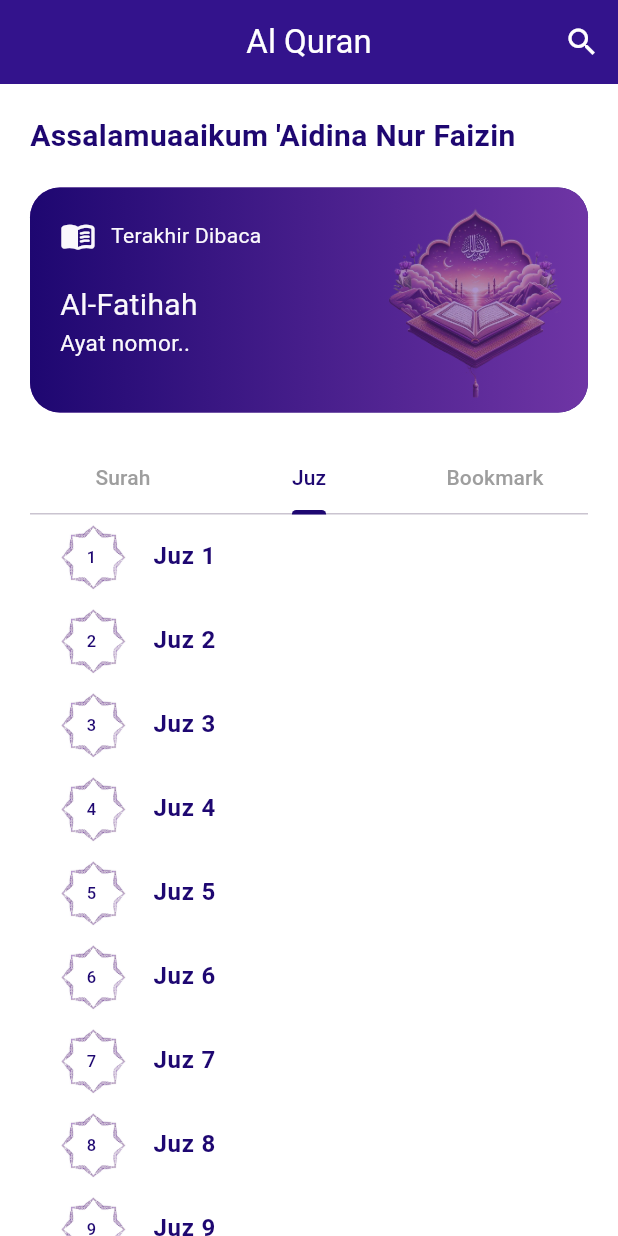
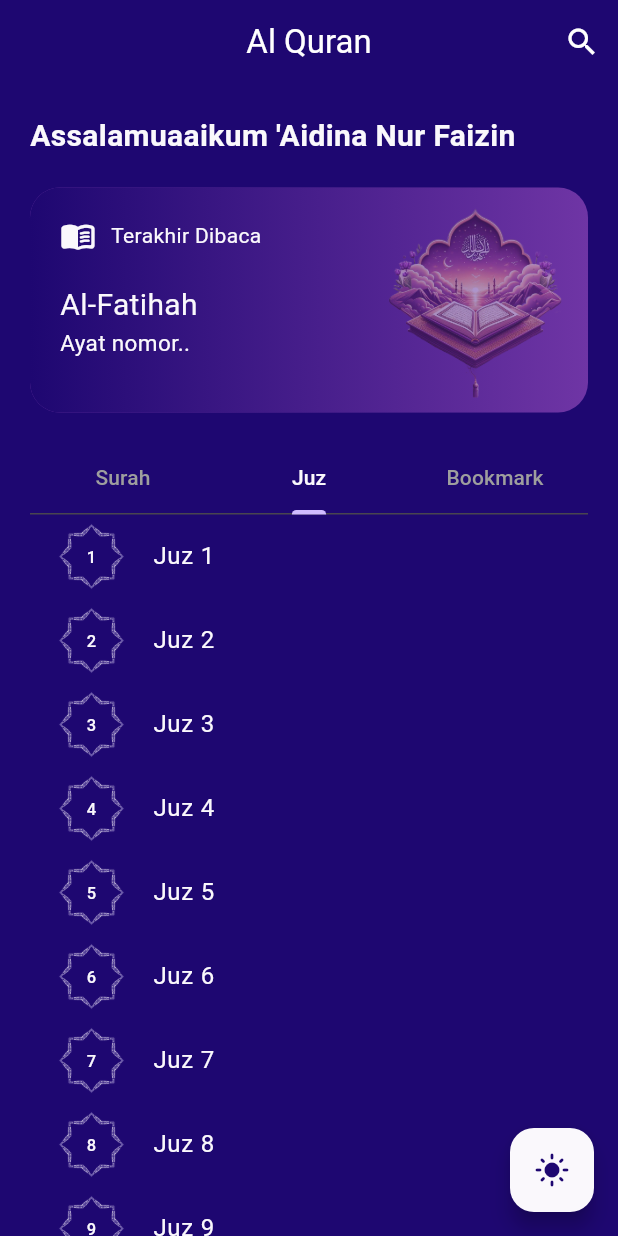
Before and after one commit to renggadiansa/Al-Quran, a Flutter app: the screen it shows after launch, tab 2 chosen, on a phone screen of 412 x 824 dp. Run offline on Flutter 3.47's test engine with Material 3 defaults, Android fonts, the phone set to English and light mode, and no system bars; our stand-ins replace get, lottie; network calls fail.

Commit message:
change theme

```diff
--- a/lib/app/constants/color.dart
+++ b/lib/app/constants/color.dart
@@ -13,20 +13,36 @@ const appWhite = Color(0xFFFAF8FC);
 const appOrange = Color(0xFFE6704A);
 
 ThemeData themeLight = ThemeData(
-  brightness: Brightness.light,
+    brightness: Brightness.light,
+    floatingActionButtonTheme:
+        FloatingActionButtonThemeData(backgroundColor: appPurple),
     scaffoldBackgroundColor: Colors.white,
     primaryColor: appPurple,
     appBarTheme: AppBarTheme(
       elevation: 4,
       backgroundColor: appPurple,
     ),
-     textTheme: TextTheme(
+    textTheme: TextTheme(
       bodyText1: TextStyle(color: appPurpleDark1),
       bodyText2: TextStyle(color: appPurpleDark1),
-    ));
+    ),
+    listTileTheme: ListTileThemeData(
+      textColor: appPurpleDark1,
+    ),
+    tabBarTheme: TabBarTheme(
+        labelColor: appPurpleDark1,
+        unselectedLabelColor: Colors.grey,
+
+        //  indicatorColor: appPurpleDark1,
+        //             labelColor: Get.isDarkMode ? appWhite : appPurpleDark1,
+        //             unselectedLabelColor: Colors.grey,
+
+        ));
 
 ThemeData temeDark = ThemeData(
-  brightness: Brightness.dark,
+    brightness: Brightness.dark,
+    floatingActionButtonTheme:
+        FloatingActionButtonThemeData(backgroundColor: appWhite),
     scaffoldBackgroundColor: appPurpleDark1,
     primaryColor: appPurpleLight2,
     appBarTheme: AppBarTheme(
@@ -36,4 +52,16 @@ ThemeData temeDark = ThemeData(
     textTheme: TextTheme(
       bodyText1: TextStyle(color: appWhite),
       bodyText2: TextStyle(color: appWhite),
-    ));
+    ),
+    listTileTheme: ListTileThemeData(
+      textColor: appWhite,
+    ),
+    tabBarTheme: TabBarTheme(
+        labelColor: appWhite,
+        unselectedLabelColor: Colors.grey,
+
+        //  indicatorColor: appPurpleDark1,
+        //             labelColor: Get.isDarkMode ? appWhite : appPurpleDark1,
+        //             unselectedLabelColor: Colors.grey,
+
+        ));
--- a/lib/app/modules/home/controllers/home_controller.dart
+++ b/lib/app/modules/home/controllers/home_controller.dart
@@ -5,6 +5,7 @@ import 'package:get/get.dart';
 import 'package:http/http.dart' as http;
 
 class HomeController extends GetxController {
+  RxBool isDark = false.obs;
   Future<List<Surah>> getAllSurah() async {
     Uri url = Uri.parse("https://api.quran.gading.dev/surah");
     var res = await http.get(url);
--- a/lib/app/modules/home/views/home_view.dart
+++ b/lib/app/modules/home/views/home_view.dart
@@ -11,6 +11,9 @@ class HomeView extends GetView<HomeController> {
   const HomeView({Key? key}) : super(key: key);
   @override
   Widget build(BuildContext context) {
+    if (Get.isDarkMode) {
+      controller.isDark.value = true;
+    }
     return Scaffold(
       appBar: AppBar(
         title: const Text(
@@ -136,11 +139,7 @@ class HomeView extends GetView<HomeController> {
               SizedBox(
                 height: 20,
               ),
-              TabBar(
-                  indicatorColor: appPurpleDark1,
-                  labelColor: Get.isDarkMode ? appWhite : appPurpleDark1,
-                  unselectedLabelColor: Colors.grey,
-                  tabs: [
+              TabBar(tabs: [
                 Tab(
                   text: "Surah",
                 ),
@@ -181,12 +180,13 @@ class HomeView extends GetView<HomeController> {
                                   Get.toNamed(Routes.DETAIL_SURAH,
                                       arguments: surah);
                                 },
-                                leading: Container(
+                                leading: Obx(() => Container(
                                       height: 50,
                                       width: 50,
                                       decoration: BoxDecoration(
                                         image: DecorationImage(
-                                      image: AssetImage(Get.isDarkMode
+                                          image: AssetImage(controller
+                                                  .isDark.isTrue
                                               ? "assets/images/octagonal_dark.png"
                                               : "assets/images/octagonal.png"),
                                         ),
@@ -194,30 +194,34 @@ class HomeView extends GetView<HomeController> {
                                       child: Center(
                                           child: Text(
                                         "${surah.number}",
-                                    style: TextStyle(
-                                      color: Get.isDarkMode
-                                          ? appWhite
-                                          : appPurpleDark1,
-                                    ),
+                                        // style: TextStyle(
+                                        //   color: Get.isDarkMode
+                                        //       ? appWhite
+                                        //       : appPurpleDark1,
+                                        // ),
                                       )),
-                                ),
+                                    )),
                                 title: Text(
                                   "Surah ${surah.name?.transliteration?.id ?? 'Error'}",
-                                  style: TextStyle(
-                                      fontWeight: FontWeight.bold,
-                                      color: Get.isDarkMode
-                                          ? appWhite
-                                          : appPurpleDark1),
+                                  // style: TextStyle(
+                                  //     fontWeight: FontWeight.bold,
+                                  //     color: Get.isDarkMode
+                                  //         ? appWhite
+                                  //         : appPurpleDark1),
                                 ),
                                 subtitle: Text(
-                                    "${surah.numberOfVerses} ayat | ${surah.revelation?.id ?? 'Error'}"),
+                                  "${surah.numberOfVerses} ayat | ${surah.revelation?.id ?? 'Error'}",
+                                  style: TextStyle(
+                                    color: Colors.grey,
+                                  ),
+                                ),
                                 trailing: Text(
                                   "${surah.name?.short ?? 'Error'}",
-                                  style: TextStyle(
-                                    color: Get.isDarkMode
-                                        ? appWhite
-                                        : appPurpleDark1,
-                                  ),
+                                  // style: TextStyle(
+                                  //   color: Get.isDarkMode
+                                  //       ? appWhite
+                                  //       : appPurpleDark1,
+                                  // ),
                                 ),
                               );
                             });
@@ -231,28 +235,30 @@ class HomeView extends GetView<HomeController> {
                               // Get.toNamed(Routes.DETAIL_SURAH,
                               //     arguments: surah);
                             },
-                            leading: Container(
+                            leading: Obx(
+                              () => Container(
                                   height: 50,
                                   width: 50,
                                   decoration: BoxDecoration(
                                     image: DecorationImage(
-                                  image:
-                                      AssetImage("assets/images/octagonal.png"),
+                                      image: AssetImage(controller.isDark.isTrue
+                                          ? "assets/images/octagonal_dark.png"
+                                          : "assets/images/octagonal.png"),
                                     ),
                                   ),
                                   child: Center(
                                       child: Text(
                                     "${index + 1}",
-                                style: TextStyle(
-                                  color: appPurpleDark1,
-                                ),
-                              )),
+                                    // style: TextStyle(
+                                    //   color: appPurpleDark1,
+                                    // ),
+                                  ))),
                             ),
                             title: Text(
                               "Juz ${index + 1}",
-                              style: TextStyle(
-                                  fontWeight: FontWeight.bold,
-                                  color: appPurpleDark1),
+                              // style: TextStyle(
+                              //     fontWeight: FontWeight.bold,
+                              //     color: appPurpleDark1),
                             ));
                       },
                     ),
@@ -266,6 +272,25 @@ class HomeView extends GetView<HomeController> {
           ),
         ),
       ),
+      floatingActionButton: FloatingActionButton(
+        onPressed: () {
+          Get.isDarkMode
+              ? Get.changeTheme(themeLight)
+              : Get.changeTheme(temeDark);
+          controller.isDark.value = !controller.isDark.value;
+        },
+        child: Obx(
+          () => controller.isDark.isTrue
+              ? Icon(
+                  Icons.light_mode,
+                   color: controller.isDark.isTrue ? appPurpleDark1 : appWhite,
+                )
+              : Icon(
+                  Icons.dark_mode,
+                  color: controller.isDark.isTrue ? appPurpleDark1 : appWhite,
+                ),
+        ),
+      ),
     );
   }
 }
--- a/lib/main.dart
+++ b/lib/main.dart
@@ -9,8 +9,8 @@ void main() {
   runApp(
     GetMaterialApp(
       debugShowCheckedModeBanner: false,
-      theme: themeLight,
-      darkTheme: themeLight,
+      theme: temeDark,
+      darkTheme: temeDark,
       title: "Application",
       initialRoute: Routes.HOME,
       getPages: AppPages.routes,
```
Also changed, not shown: assets/images/octagonal_dark.png. Lines whose indentation alone changed are shown as unchanged.
